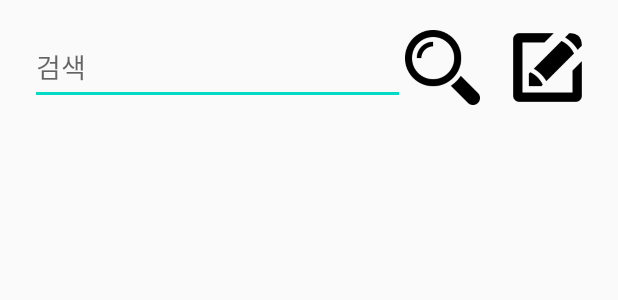
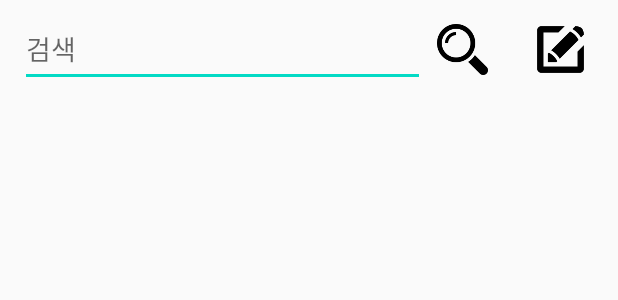
Before and after one commit to yeon7485/MAPbab, an Android app: the layout activity_list.xml on its own in the app's theme, with its tools: preview values and no code run, on a phone screen of 412 x 824 dp. Shown: the top 300 px of the screen. Run offline under Robolectric (Android 15) with nearby library versions, the phone set to English and light mode, and no system bars.

```diff
--- a/app/src/main/AndroidManifest.xml
+++ b/app/src/main/AndroidManifest.xml
@@ -9,7 +9,8 @@
         android:roundIcon="@mipmap/ic_launcher_round"
         android:supportsRtl="true"
         android:theme="@style/AppTheme">
-        <activity android:name=".ListActivity">
+        <activity android:name=".ListActivity"></activity>
+        <activity android:name=".PostActivity">
             <intent-filter>
                 <action android:name="android.intent.action.MAIN" />
 
--- a/app/src/main/java/com/kplo/mapbab/ListActivity.java
+++ b/app/src/main/java/com/kplo/mapbab/ListActivity.java
@@ -16,17 +16,13 @@ public class ListActivity extends AppCompatActivity {
     protected void onCreate(Bundle savedInstanceState) {
         super.onCreate(savedInstanceState);
         setContentView(R.layout.activity_list);
-        recyclerView = (RecyclerView) findViewById(R.id.my_recycler_view);
+        recyclerView = (RecyclerView) findViewById(R.id.list_recycler_view);
 
-        // use this setting to improve performance if you know that changes
-        // in content do not change the layout size of the RecyclerView
         recyclerView.setHasFixedSize(true);
 
-        // use a linear layout manager
         layoutManager = new LinearLayoutManager(this);
         recyclerView.setLayoutManager(layoutManager);
 
-        // specify an adapter (see also next example)
      //   mAdapter = new MyAdapter(myDataset);
         recyclerView.setAdapter(mAdapter);
     }
--- a/app/src/main/res/layout/activity_list.xml
+++ b/app/src/main/res/layout/activity_list.xml
@@ -2,43 +2,50 @@
 <LinearLayout xmlns:android="http://schemas.android.com/apk/res/android"
     android:layout_width="match_parent"
     android:layout_height="match_parent"
-    android:orientation="vertical"
-    android:padding="10dp">
+    android:orientation="vertical">
 
     <LinearLayout
         android:layout_width="match_parent"
         android:layout_height="50dp"
-        android:orientation="horizontal"
-        android:layout_margin="10dp">
+        android:layout_margin="8dp"
+        android:gravity="center"
+        android:orientation="horizontal">
 
         <EditText
-            android:id="@+id/EditText_search"
-            android:layout_width="250dp"
+            android:id="@+id/list_search_et"
+            android:layout_width="270dp"
             android:layout_height="50dp"
-            android:layout_gravity="center"
             android:hint="검색" />
 
-        <Button
-            android:id="@+id/Button_search"
+        <ImageView
+            android:id="@+id/list_search_btn"
+            android:layout_width="50dp"
+            android:layout_height="wrap_content"
+            android:layout_marginEnd="15dp"
+            android:layout_marginRight="15dp"
+            android:background="@null"
+            android:clickable="true"
+            android:padding="8dp"
+            android:src="@drawable/ic_search" />
+
+        <ImageView
+            android:id="@+id/list_post_btn"
             android:layout_width="50dp"
             android:layout_height="match_parent"
-            android:layout_gravity="center"
-            android:layout_marginRight="20dp"
-            android:background="@drawable/ic_search" />
-        <Button
-            android:id="@+id/Button_write"
-            android:layout_width="50dp"
-            android:layout_height="match_parent"
-            android:background="@drawable/ic_write"/>
+            android:background="@null"
+            android:clickable="true"
+            android:padding="8dp"
+            android:src="@drawable/ic_write" />
 
 
     </LinearLayout>
 
     <!-- A RecyclerView with some commonly used attributes -->
     <androidx.recyclerview.widget.RecyclerView
-        android:id="@+id/my_recycler_view"
-        android:scrollbars="vertical"
+        android:id="@+id/list_recycler_view"
         android:layout_width="match_parent"
-        android:layout_height="match_parent"/>
+        android:layout_height="match_parent"
+        android:layout_margin="8dp"
+        android:scrollbars="vertical" />
 
 </LinearLayout>
--- a/app/src/main/res/values/colors.xml
+++ b/app/src/main/res/values/colors.xml
@@ -12,4 +12,5 @@
     <color name="cloudyGray">#D9D9D9</color>
     <color name="colorWhite">#FFFFFF</color>
     <color name="colorBlack">#000000</color>
+    <color name="colorLightGreen">#AFE38A</color>
 </resources>
--- a/app/src/main/res/values/styles.xml
+++ b/app/src/main/res/values/styles.xml
@@ -3,8 +3,8 @@
     <!-- Base application theme. -->
     <style name="AppTheme" parent="Theme.AppCompat.Light.DarkActionBar">
         <!-- Customize your theme here. -->
-        <item name="colorPrimary">@color/colorPrimary</item>
-        <item name="colorPrimaryDark">@color/colorPrimaryDark</item>
+        <item name="colorPrimary">#82D4EE</item>
+        <item name="colorPrimaryDark">#1EB2E0</item>
         <item name="colorAccent">@color/colorAccent</item>
     </style>
 
```
